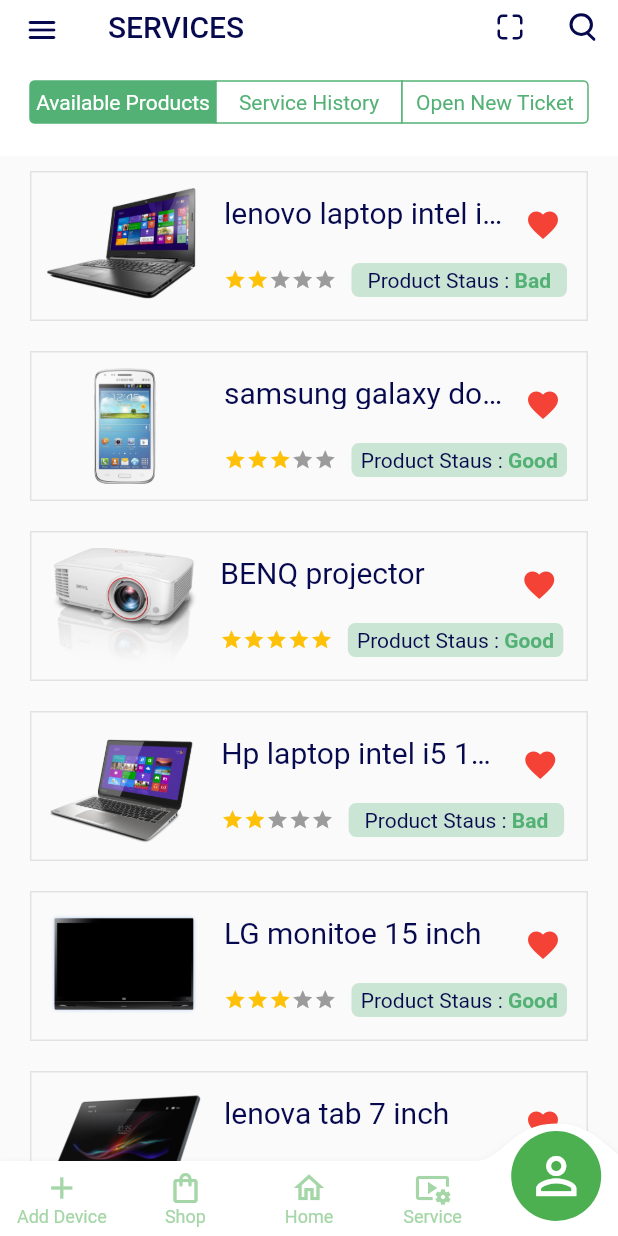
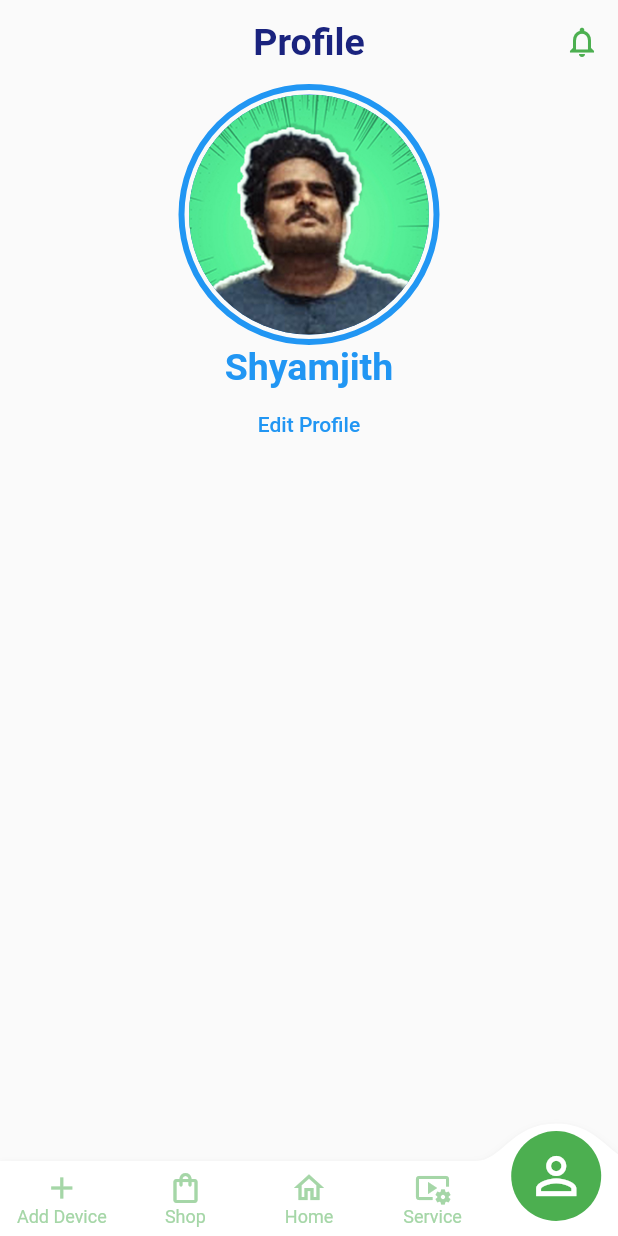
Before and after one commit to shyamexe/e-commerce-using-bloc, a Flutter app: the screen it shows after launch, item 5 of the bottom bar chosen, on a phone screen of 412 x 824 dp. Run offline on Flutter 3.47's test engine with Material 2 defaults, Android fonts, the phone set to English and light mode, and no system bars; drawn by our look-alikes of convex_bottom_bar, flutter_rating_bar; our stand-ins replace bloc, carousel_slider, equatable, flutter_bloc, flutter_svg, responsive_sizer; network calls fail.

Commit message:
profile tab added

```diff
--- a/lib/core/constants/app_icons.dart
+++ b/lib/core/constants/app_icons.dart
@@ -33,3 +33,8 @@ class AppImage{
   static const projector = "assets/images/projecter_01.png";
   static const tab1 = "assets/images/tab_01.png";
 }
+class AppUser{
+  //userAvatar
+  static const user1 ="assets/avatar/user1.jpg";
+  static const user2 ="assets/avatar/user2.jpg";
+}
--- a/lib/presentation/screens/commen/bottum_navigation_bar/bottum_navigation_bar.dart
+++ b/lib/presentation/screens/commen/bottum_navigation_bar/bottum_navigation_bar.dart
@@ -2,6 +2,7 @@ import 'package:e_commerce/logic/cubit/bottam_navigation_cubit.dart';
 import 'package:e_commerce/presentation/screens/home_screen/home_page.dart';
 import 'package:e_commerce/presentation/screens/sales_screen/sales_screen.dart';
 import 'package:e_commerce/presentation/screens/service_screen/service_screen.dart';
+import 'package:e_commerce/presentation/screens/user_profile_screen/user_profile_screen.dart';
 import 'package:flutter/material.dart';
 import 'package:convex_bottom_bar/convex_bottom_bar.dart';
 import 'package:flutter_bloc/flutter_bloc.dart';
@@ -16,7 +17,7 @@ class BottumNavigationBar extends StatelessWidget {
     const SalesScreen(),
     const HomePage(),
     const ServiceScreen(),
-    const ServiceScreen(),
+    const UserProfileScreen()
   ];
 
   @override
--- a/lib/presentation/screens/service_screen/widgets/components/service_tile.dart
+++ b/lib/presentation/screens/service_screen/widgets/components/service_tile.dart
@@ -30,6 +30,7 @@ class ServiceTile extends StatelessWidget {
       child: Row(
         children: [
           Flexible(
+            fit: FlexFit.tight,
             flex: 1,
             child: Padding(
               padding: const EdgeInsets.all(10),
--- a/lib/presentation/screens/service_screen/widgets/service_appbar.dart
+++ b/lib/presentation/screens/service_screen/widgets/service_appbar.dart
@@ -53,7 +53,7 @@ AppBar serviceAppbar(BuildContext context) {
               selectedColor: AppColors.greenColor,
               pressedColor: AppColors.greenColor.withOpacity(.29),
               padding: const EdgeInsets.symmetric(horizontal: 20,vertical: 10),
-              children: {
+              children: const {
                 0: Text('Available Products'),
                 1: Text('Service History'),
                 2: Text('Open New Ticket'),
--- /dev/null
+++ b/lib/presentation/screens/user_profile_screen/user_profile_screen.dart
@@ -0,0 +1,37 @@
+import 'package:e_commerce/core/constants/app_icons.dart';
+import 'package:e_commerce/core/constants/strings.dart';
+import 'package:e_commerce/presentation/screens/user_profile_screen/widgets/app_avatar.dart';
+import 'package:e_commerce/presentation/screens/user_profile_screen/widgets/profile_app_bar.dart';
+import 'package:flutter/material.dart';
+
+class UserProfileScreen extends StatelessWidget {
+  const UserProfileScreen({Key? key}) : super(key: key);
+
+  @override
+  Widget build(BuildContext context) {
+    return Scaffold(
+      appBar: ProfileAppbar(context),
+      body: Column(
+        crossAxisAlignment: CrossAxisAlignment.center,
+        children: [
+          Align(
+            alignment: Alignment.topCenter,
+            child: AppAvatar(),
+          ),
+          Text('Shyamjith',
+              style: TextStyle(
+                fontSize: 25,
+                fontWeight: FontWeight.bold,
+                color: Colors.blue,
+              )),
+          TextButton(
+            onPressed: () {},
+            child: Text(
+              'Edit Profile',
+            ),
+          )
+        ],
+      ),
+    );
+  }
+}
--- /dev/null
+++ b/lib/presentation/screens/user_profile_screen/widgets/app_avatar.dart
@@ -0,0 +1,25 @@
+import 'package:e_commerce/core/constants/app_icons.dart';
+import 'package:flutter/material.dart';
+
+class AppAvatar extends StatelessWidget {
+  const AppAvatar({
+    Key? key,
+  }) : super(key: key);
+
+  @override
+  Widget build(BuildContext context) {
+    return Container(
+      decoration: BoxDecoration(
+        border: Border.all(color: Colors.blue,width: 4),
+        color: Colors.transparent,
+        borderRadius: BorderRadius.circular(150)
+      ),
+
+      padding: EdgeInsets.all(3),
+      child: CircleAvatar(
+        radius: 80,
+        backgroundImage: AssetImage(AppUser.user2),
+      ),
+    );
+  }
+}
--- /dev/null
+++ b/lib/presentation/screens/user_profile_screen/widgets/profile_app_bar.dart
@@ -0,0 +1,24 @@
+import 'package:flutter/material.dart';
+
+AppBar ProfileAppbar(BuildContext context) {
+  return AppBar(
+    elevation: 0,
+    centerTitle: true,
+    backgroundColor: Colors.transparent,
+    title: Text(
+      'Profile',
+      style: TextStyle(fontSize: 25,
+        fontWeight: FontWeight.bold,
+        color: Colors.indigo[900],
+      ),
+    ),
+
+    actions: [
+      IconButton(
+        onPressed: () {},
+        icon: const Icon(Icons.notifications_outlined, color: Colors.green,),
+      ),
+    ],
+  );
+
+}
--- a/pubspec.yaml
+++ b/pubspec.yaml
@@ -61,6 +61,7 @@ flutter:
   assets:
     - assets/images/
     - assets/icons/
+    - assets/avatar/
     # - images/a_dot_ham.jpeg
   # An image asset can refer to one or more resolution-specific "variants", see
   # https://flutter.dev/assets-and-images/#resolution-aware.
```
Also changed, not shown: assets/avatar/user1.jpg (added), assets/avatar/user2.jpg (added).
